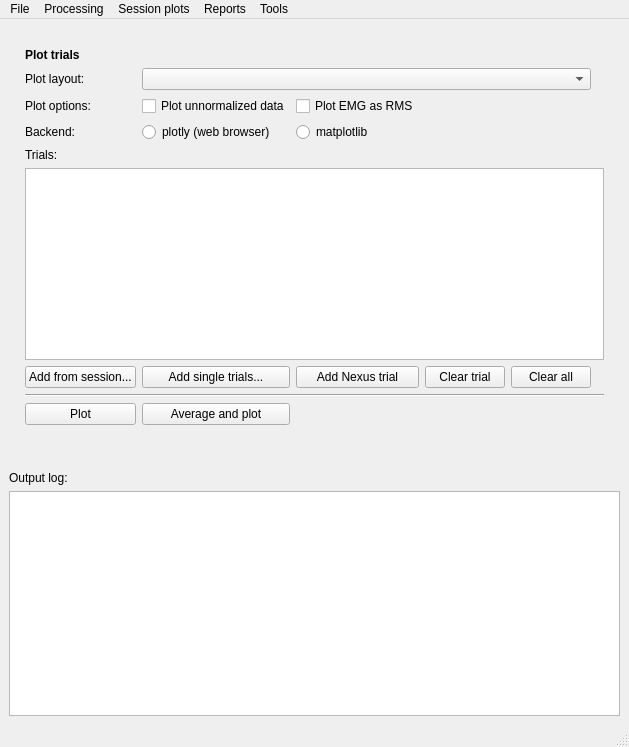
Qt form gaitutils/gui/gaitmenu.ui (NCH-Motion-Laboratory/gaitutils) before a commit.
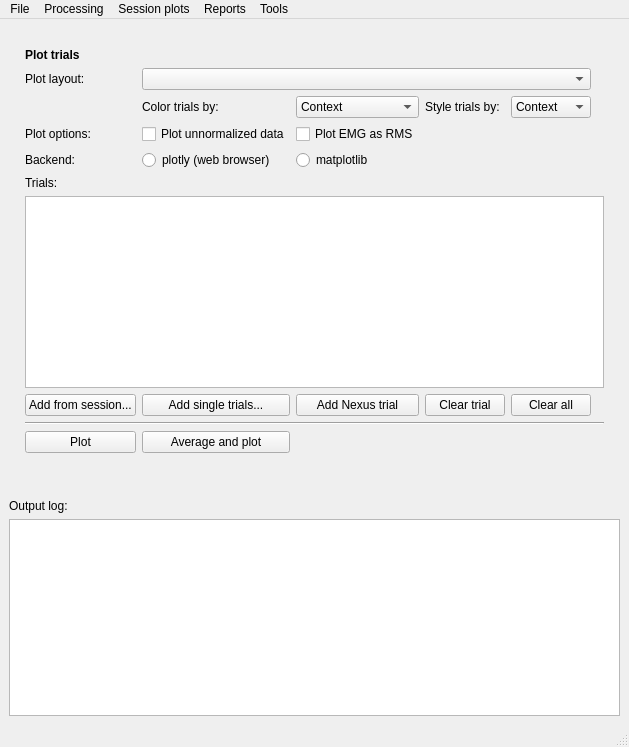
The same form after that commit. Custom widgets are drawn as their Qt base class.

Commit message: wip: color_by and style_by comboboxes?

```diff
--- a/gaitutils/gui/gaitmenu.ui
+++ b/gaitutils/gui/gaitmenu.ui
@@ -232,6 +232,58 @@
         </property>
        </widget>
       </item>
+      <item row="6" column="3">
+       <widget class="QComboBox" name="cbColorTrialsBy">
+        <item>
+         <property name="text">
+          <string>Context</string>
+         </property>
+        </item>
+        <item>
+         <property name="text">
+          <string>Trial</string>
+         </property>
+        </item>
+        <item>
+         <property name="text">
+          <string>Session</string>
+         </property>
+        </item>
+       </widget>
+      </item>
+      <item row="6" column="2">
+       <widget class="QLabel" name="label_7">
+        <property name="text">
+         <string>Color trials by:</string>
+        </property>
+       </widget>
+      </item>
+      <item row="6" column="4">
+       <widget class="QLabel" name="label_9">
+        <property name="text">
+         <string>Style trials by:</string>
+        </property>
+       </widget>
+      </item>
+      <item row="6" column="5">
+       <widget class="QComboBox" name="cbStyleTrialsBy">
+        <item>
+         <property name="text">
+          <string>Context</string>
+         </property>
+        </item>
+        <item>
+         <property name="text">
+          <string>Trial</string>
+         </property>
+        </item>
+        <item>
+         <property name="text">
+          <string>Session</string>
+         </property>
+        </item>
+       </widget>
+      </item>
      </layout>
     </item>
     <item>
```
